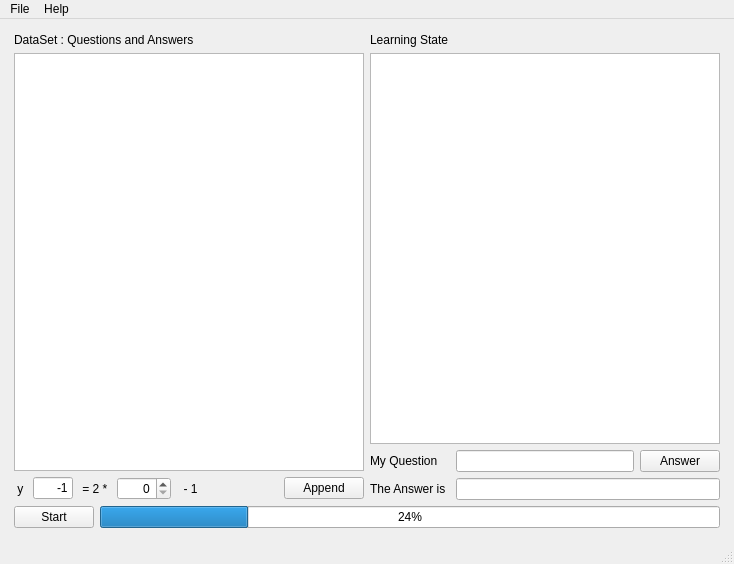
This is python_src/30_tensor_flow_ex/ex01_y_2x_1/tf_104_y_2x_1_qt.ui in openvisual/open-visual-machine-learning as Qt 5 draws it before an edit. The edited form follows.
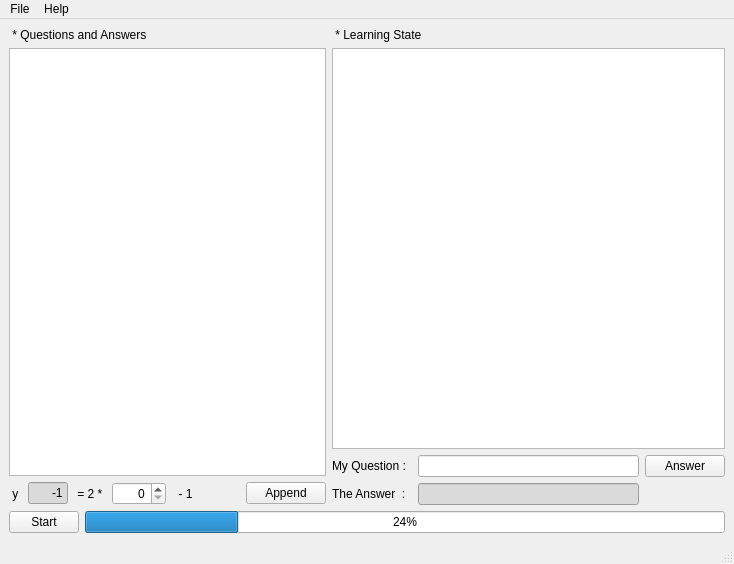
This is the edited form.

Diff of the .ui file:
```diff
--- a/python_src/30_tensor_flow_ex/ex01_y_2x_1/tf_104_y_2x_1_qt.ui
+++ b/python_src/30_tensor_flow_ex/ex01_y_2x_1/tf_104_y_2x_1_qt.ui
@@ -14,29 +14,22 @@
    <string>MainWindow</string>
   </property>
   <widget class="QWidget" name="centralwidget">
-   <layout class="QGridLayout" name="gridLayout">
-    <item row="0" column="0">
-     <layout class="QVBoxLayout" name="verticalLayout_4">
+   <layout class="QGridLayout" name="gridLayout_2">
       <property name="leftMargin">
-       <number>5</number>
+     <number>9</number>
       </property>
       <property name="topMargin">
-       <number>5</number>
+     <number>9</number>
       </property>
       <property name="rightMargin">
-       <number>5</number>
-      </property>
-      <property name="bottomMargin">
-       <number>5</number>
-      </property>
-      <item>
-       <layout class="QHBoxLayout" name="horizontalLayout_5">
-        <item>
+     <number>9</number>
+    </property>
+    <item row="0" column="0" colspan="2">
          <layout class="QVBoxLayout" name="verticalLayout_2">
           <item>
            <widget class="QLabel" name="label_5">
             <property name="text">
-             <string>DataSet : Questions and Answers</string>
+         <string> * Questions and Answers</string>
             </property>
            </widget>
           </item>
@@ -60,6 +53,9 @@
                 <height>16777215</height>
                </size>
               </property>
+          <property name="styleSheet">
+           <string notr="true">background-color: rgb(218, 218, 218);</string>
+          </property>
               <property name="inputMethodHints">
                <set>Qt::ImhFormattedNumbersOnly</set>
               </property>
@@ -125,23 +121,29 @@
           </item>
          </layout>
         </item>
-        <item>
+    <item row="0" column="2">
          <layout class="QVBoxLayout" name="verticalLayout_3">
-          <item>
-           <widget class="QLabel" name="label_4">
-            <property name="text">
-             <string>Learning State</string>
-            </property>
-           </widget>
-          </item>
-          <item>
-           <widget class="QTextEdit" name="learningState"/>
-          </item>
           <item>
            <layout class="QVBoxLayout" name="verticalLayout">
             <item>
-             <layout class="QHBoxLayout" name="horizontalLayout_2">
+         <widget class="QLabel" name="label_4">
+          <property name="text">
+           <string> * Learning State</string>
+          </property>
+         </widget>
+        </item>
               <item>
+         <widget class="QTextEdit" name="learningState">
+          <property name="styleSheet">
+           <string notr="true"/>
+          </property>
+         </widget>
+        </item>
+       </layout>
+      </item>
+      <item>
+       <layout class="QGridLayout" name="gridLayout">
+        <item row="0" column="0">
                <widget class="QLabel" name="label_6">
                 <property name="minimumSize">
                  <size>
@@ -150,12 +152,15 @@
                  </size>
                 </property>
                 <property name="text">
-                 <string>My Question</string>
+           <string>My Question :</string>
                 </property>
                </widget>
               </item>
-              <item>
+        <item row="0" column="1">
                <widget class="QLineEdit" name="myQuestion">
+          <property name="styleSheet">
+           <string notr="true"/>
+          </property>
                 <property name="inputMethodHints">
                  <set>Qt::ImhDigitsOnly</set>
                 </property>
@@ -164,18 +169,14 @@
                 </property>
                </widget>
               </item>
-              <item>
+        <item row="0" column="2">
                <widget class="QPushButton" name="answer">
                 <property name="text">
                  <string>Answer</string>
                 </property>
                </widget>
               </item>
-             </layout>
-            </item>
-            <item>
-             <layout class="QHBoxLayout" name="horizontalLayout">
-              <item>
+        <item row="1" column="0">
                <widget class="QLabel" name="label_7">
                 <property name="minimumSize">
                  <size>
@@ -184,12 +185,18 @@
                  </size>
                 </property>
                 <property name="text">
-                 <string>The Answer is </string>
+           <string>The Answer  :</string>
                 </property>
                </widget>
               </item>
-              <item>
+        <item row="1" column="1">
                <widget class="QLineEdit" name="theAnswer">
+          <property name="styleSheet">
+           <string notr="true">background-color: rgb(218, 218, 218);</string>
+          </property>
+          <property name="alignment">
+           <set>Qt::AlignRight|Qt::AlignTrailing|Qt::AlignVCenter</set>
+          </property>
                 <property name="readOnly">
                  <bool>true</bool>
                 </property>
@@ -199,20 +206,20 @@
             </item>
            </layout>
           </item>
-         </layout>
-        </item>
-       </layout>
-      </item>
-      <item>
-       <layout class="QHBoxLayout" name="horizontalLayout_4">
-        <item>
+    <item row="1" column="0">
          <widget class="QPushButton" name="start">
+      <property name="maximumSize">
+       <size>
+        <width>70</width>
+        <height>16777215</height>
+       </size>
+      </property>
           <property name="text">
            <string>Start</string>
           </property>
          </widget>
         </item>
-        <item>
+    <item row="1" column="1" colspan="2">
          <widget class="QProgressBar" name="progressBar">
           <property name="minimumSize">
            <size>
@@ -226,10 +233,6 @@
          </widget>
         </item>
        </layout>
-      </item>
-     </layout>
-    </item>
-   </layout>
   </widget>
   <widget class="QMenuBar" name="menubar">
    <property name="geometry">
```
Left out of the diff: 4 changed lines with no effect on the pictures. Lines whose indentation alone changed are shown as unchanged.
